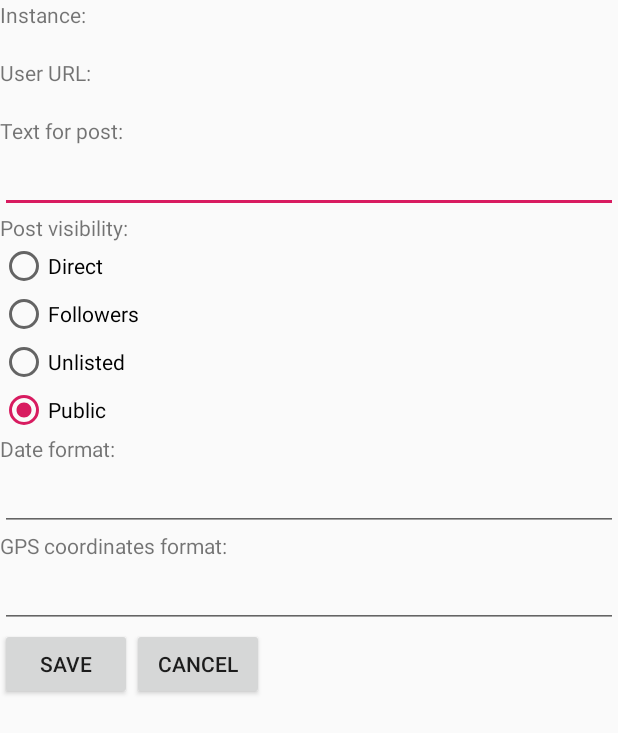
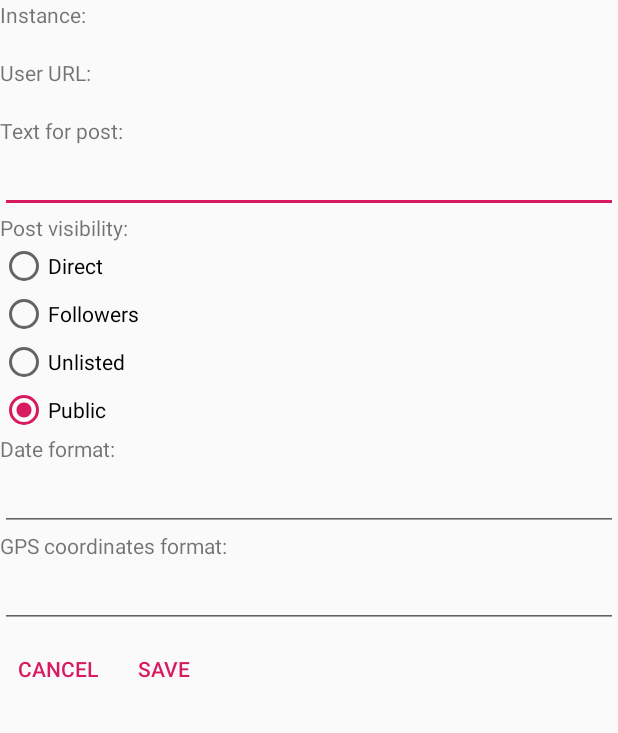
Before and after one commit to pla1/FediPhoto, an Android app: the AccountActivity screen opened directly, with no data from a screen before it, on a phone screen of 412 x 824 dp. Shown: the top 733 px of the screen. Run offline under Robolectric (Android 15) with nearby library versions, the phone set to English and light mode, and no system bars; 1 statement that could not run was skipped.

Commit message:
Code cleanup.

```diff
--- a/app/src/main/AndroidManifest.xml
+++ b/app/src/main/AndroidManifest.xml
@@ -1,6 +1,5 @@
 <?xml version="1.0" encoding="utf-8"?>
 <manifest xmlns:android="http://schemas.android.com/apk/res/android"
-    xmlns:tools="http://schemas.android.com/tools"
     package="com.fediphoto">
 
     <uses-feature
@@ -12,6 +11,7 @@
 
     <application
         android:allowBackup="true"
+        android:fullBackupContent="true"
         android:icon="@mipmap/ic_launcher"
         android:label="@string/app_name"
         android:roundIcon="@mipmap/ic_launcher_round"
--- a/app/src/main/java/com/fediphoto/AccountActivity.java
+++ b/app/src/main/java/com/fediphoto/AccountActivity.java
@@ -18,10 +18,11 @@ import com.google.gson.JsonParser;
 
 import java.text.SimpleDateFormat;
 import java.util.Date;
+import java.util.Locale;
 
 
 public class AccountActivity extends Activity {
-    private Context context = this;
+    private final Context context = this;
 
     @Override
     protected void onCreate(Bundle savedInstanceState) {
@@ -60,7 +61,7 @@ public class AccountActivity extends Activity {
             @Override
             public boolean onKey(View view, int i, KeyEvent keyEvent) {
                 if (!dateFormat.toString().equals(editTextDateFormat.getText().toString())) {
-                    SimpleDateFormat sdf = new SimpleDateFormat(editTextDateFormat.getText().toString());
+                    SimpleDateFormat sdf = new SimpleDateFormat(editTextDateFormat.getText().toString(), Locale.US);
                     Toast.makeText(context, sdf.format(new Date()), Toast.LENGTH_SHORT).show();
                 } else {
                     dateFormat.replace(0, dateFormat.length(), editTextDateFormat.getText().toString());
--- a/app/src/main/java/com/fediphoto/UploadWorker.java
+++ b/app/src/main/java/com/fediphoto/UploadWorker.java
@@ -18,6 +18,7 @@ public class UploadWorker extends Worker {
         super(context, params);
     }
 
+    @NonNull
     @Override
     public Result doWork() {
         Log.i(TAG, String.format("UploadWorker test started %s", new Date()));
--- a/app/src/main/java/com/fediphoto/WebviewActivity.java
+++ b/app/src/main/java/com/fediphoto/WebviewActivity.java
@@ -9,15 +9,13 @@ import android.webkit.WebView;
 import android.webkit.WebViewClient;
 
 public class WebviewActivity extends Activity {
-    private String urlString;
     private final String TAG = this.getClass().getCanonicalName();
 
     @Override
     protected void onCreate(Bundle savedInstanceState) {
         super.onCreate(savedInstanceState);
-        Log.i(TAG, String.format("Web view url %s", urlString));
         setContentView(R.layout.activity_webview);
-        WebView webView = (WebView) findViewById(R.id.webview);
+        WebView webView = findViewById(R.id.webview);
         WebSettings webSettings = webView.getSettings();
         webSettings.setJavaScriptEnabled(true);
         webView.setWebViewClient(new WebViewClient() {
--- a/app/src/main/res/layout/activity_account.xml
+++ b/app/src/main/res/layout/activity_account.xml
@@ -27,66 +27,76 @@
     <TextView
         android:layout_width="match_parent"
         android:layout_height="wrap_content"
-        android:inputType="textNoSuggestions"
+        android:labelFor="@+id/editTextText"
         android:text="Text for post:" />
 
     <EditText
         android:id="@+id/editTextText"
         android:layout_width="match_parent"
-        android:layout_height="wrap_content" />
+        android:layout_height="wrap_content"
+        android:inputType="textNoSuggestions" />
 
     <TextView
         android:layout_width="match_parent"
         android:layout_height="wrap_content"
         android:text="Post visibility:" />
 
-    <RadioGroup android:layout_width="match_parent" android:layout_height="wrap_content">
+    <RadioGroup
+        android:layout_width="match_parent"
+        android:layout_height="wrap_content">
+
         <RadioButton
+            android:id="@+id/radioVisibilityDirect"
             android:layout_width="wrap_content"
             android:layout_height="wrap_content"
-            android:id="@+id/radioVisibilityDirect"
-            android:text="Direct"/>
+            android:text="Direct" />
+
         <RadioButton
+            android:id="@+id/radioVisibilityFollowers"
             android:layout_width="wrap_content"
             android:layout_height="wrap_content"
-            android:id="@+id/radioVisibilityFollowers"
-            android:text="Followers"/>
+            android:text="Followers" />
+
         <RadioButton
+            android:id="@+id/radioVisibilityUnlisted"
             android:layout_width="wrap_content"
             android:layout_height="wrap_content"
-            android:id="@+id/radioVisibilityUnlisted"
-            android:text="Unlisted"/>
+            android:text="Unlisted" />
+
         <RadioButton
+            android:id="@+id/radioVisibilityPublic"
             android:layout_width="wrap_content"
             android:layout_height="wrap_content"
-            android:id="@+id/radioVisibilityPublic"
-            android:text="Public"
-            android:checked="true"/>
+            android:checked="true"
+            android:text="Public" />
 
     </RadioGroup>
+
     <TextView
         android:layout_width="match_parent"
         android:layout_height="wrap_content"
+        android:labelFor="@+id/editTextDateFormat"
         android:text="Date format:" />
 
     <EditText
         android:id="@+id/editTextDateFormat"
         android:layout_width="match_parent"
         android:layout_height="wrap_content"
-        android:text="EEEE MMMM dd, yyyy hh:mm:ss a"
-        android:inputType="textNoSuggestions"/>
+        android:inputType="textNoSuggestions"
+        android:text="EEEE MMMM dd, yyyy hh:mm:ss a" />
 
     <TextView
         android:layout_width="match_parent"
         android:layout_height="wrap_content"
+        android:labelFor="@+id/editTextGpsCoordinatesFormat"
         android:text="GPS coordinates format:" />
 
     <EditText
         android:id="@+id/editTextGpsCoordinatesFormat"
         android:layout_width="match_parent"
         android:layout_height="wrap_content"
-        android:text="https://maps.google.com?q=%s,%s"
-        android:inputType="textNoSuggestions"/>
+        android:inputType="textNoSuggestions"
+        android:text="https://maps.google.com?q=%s,%s" />
 
 
     <LinearLayout
@@ -94,16 +104,20 @@
         android:layout_height="wrap_content"
         android:orientation="horizontal">
 
+
         <Button
+            android:id="@+id/buttonCancel"
             android:layout_width="wrap_content"
             android:layout_height="wrap_content"
-            android:text="Save"
-            android:id="@+id/buttonSave"/>
+            style="?android:attr/buttonBarButtonStyle"
+            android:text="Cancel" />
 
         <Button
+            android:id="@+id/buttonSave"
             android:layout_width="wrap_content"
             android:layout_height="wrap_content"
-            android:text="Cancel"
-            android:id="@+id/buttonCancel"/>
+            style="?android:attr/buttonBarButtonStyle"
+            android:text="Save" />
+
     </LinearLayout>
 </LinearLayout>
```
Also changed, not shown: app/src/main/java/com/fediphoto/MainActivity.java (+26 -37 lines), app/src/main/java/com/fediphoto/Utils.java (+2 -6 lines), app/src/main/res/layout/activity_settings.xml (deleted, +0 -9 lines), app/src/main/res/layout/fragment_settings.xml (deleted, +0 -10 lines).
